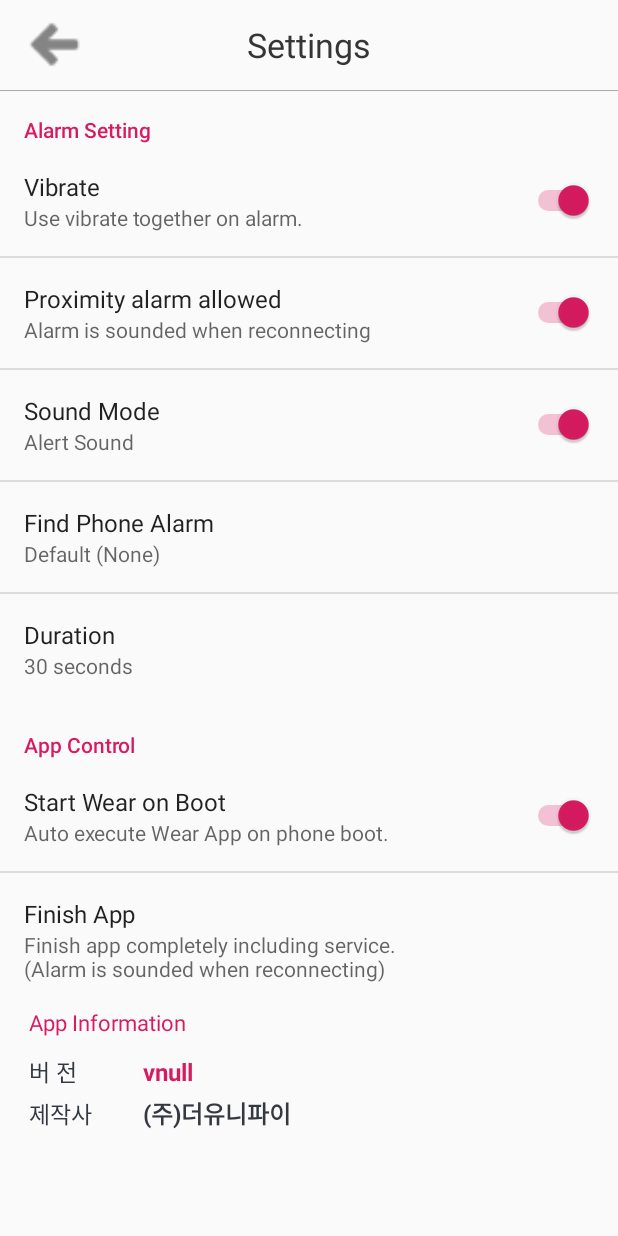
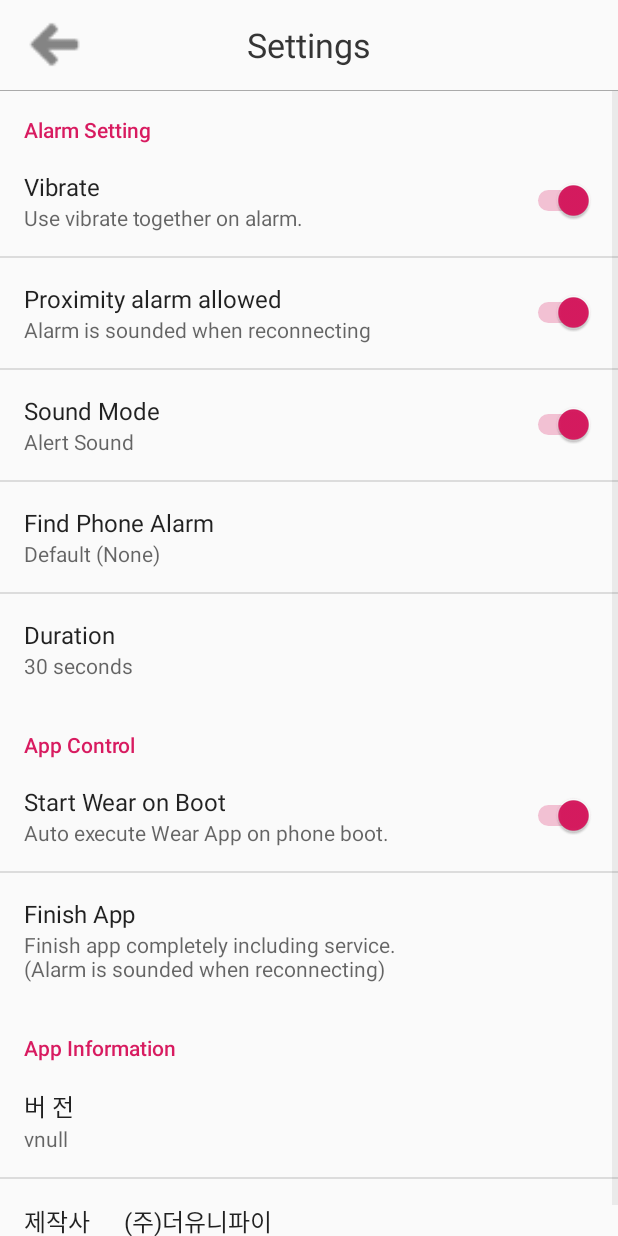
Before and after one commit to whwlgod89/we, an Android app: the SettingActivity screen opened directly, with no data from a screen before it, on a phone screen of 412 x 824 dp. Run offline under Robolectric (Android 15) with nearby library versions, the phone set to English and light mode, and no system bars; our stand-ins replace ButterKnife.

Commit message:
환경설정 스크롤 추가

```diff
--- a/app/src/main/java/kr/co/theunify/wear/activity/SettingActivity.java
+++ b/app/src/main/java/kr/co/theunify/wear/activity/SettingActivity.java
@@ -1,10 +1,7 @@
 package kr.co.theunify.wear.activity;
 
 import android.app.Activity;
-import android.app.AlertDialog;
 import android.content.Context;
-import android.content.DialogInterface;
-import android.content.Intent;
 import android.media.Ringtone;
 import android.media.RingtoneManager;
 import android.net.Uri;
@@ -18,7 +15,6 @@ import android.support.annotation.Nullable;
 import android.text.TextUtils;
 import android.view.View;
 import android.widget.LinearLayout;
-import android.widget.TextView;
 
 import butterknife.BindView;
 import butterknife.ButterKnife;
@@ -40,8 +36,6 @@ public class SettingActivity extends BaseActivity {
     @BindView(R.id.v_titlebar)  TitlebarView v_titlebar;
 
     @BindView(R.id.content)     LinearLayout content;
-    @BindView(R.id.tv_version)    TextView tv_version;
-
 
     //********************************************************************************
     //  Member Variable
@@ -49,6 +43,7 @@ public class SettingActivity extends BaseActivity {
 
     private Context mCotext;
 
+    private static  String mAppVersion;
 
     //********************************************************************************
     //  LifeCycle Functions
@@ -114,7 +109,7 @@ public class SettingActivity extends BaseActivity {
     private void initView() {
         initTitle();
 
-        tv_version.setText("v"+Utils.getVersionName(mCotext));
+        mAppVersion = "v"+Utils.getVersionName(mCotext);
 
         // Display the fragment as the main content.
         getFragmentManager().beginTransaction().replace(R.id.content, new PrefsFragment()).commit();
@@ -136,6 +131,10 @@ public class SettingActivity extends BaseActivity {
 
             // Load the preferences from an XML resource
             addPreferencesFromResource(R.xml.pref_settings);
+
+            // display version info
+            Preference versionPref =  findPreference("pref_key_app_version");
+            versionPref.setSummary( mAppVersion);
 
             // 현재 설정값 표시 및 설정값 변경 표시 핸들러 연결
             bindPreferenceSummaryToValue(findPreference("pref_key_alarm_find_phone"));
--- a/app/src/main/res/layout/a_setting.xml
+++ b/app/src/main/res/layout/a_setting.xml
@@ -26,63 +26,4 @@
 
     </LinearLayout>
 
-    <LinearLayout
-        android:layout_width="match_parent"
-        android:layout_height="wrap_content"
-        android:orientation="vertical"
-        android:paddingLeft="@dimen/px50">
-
-        <TextView
-            android:layout_width="wrap_content"
-            android:layout_height="wrap_content"
-            android:text="@string/pref_show_app_Information"
-            android:textColor="@color/colorAccent"
-            android:textSize="@dimen/px38" />
-
-        <LinearLayout
-            android:layout_width="match_parent"
-            android:layout_height="wrap_content"
-            android:layout_marginTop="@dimen/px30"
-            android:orientation="horizontal">
-
-            <TextView
-                android:layout_width="@dimen/px200"
-                android:layout_height="wrap_content"
-                android:text="@string/pref_version_title"
-                android:textColor="#333841"
-                android:textSize="@dimen/px40" />
-
-            <TextView
-                android:id="@+id/tv_version"
-                android:layout_width="wrap_content"
-                android:layout_height="wrap_content"
-                android:text="v1.0.1"
-                android:textColor="@color/colorAccent"
-                android:textSize="@dimen/px42"
-                android:textStyle="bold" />
-        </LinearLayout>
-
-        <LinearLayout
-            android:layout_width="match_parent"
-            android:layout_height="wrap_content"
-            android:layout_marginTop="@dimen/px10"
-            android:orientation="horizontal">
-
-            <TextView
-                android:layout_width="@dimen/px200"
-                android:layout_height="wrap_content"
-                android:text="@string/pref_company_title"
-                android:textColor="#333841"
-                android:textSize="@dimen/px40" />
-
-            <TextView
-                android:layout_width="wrap_content"
-                android:layout_height="wrap_content"
-                android:text="@string/pref_company_name"
-                android:textColor="#333841"
-                android:textSize="@dimen/px42"
-                android:textStyle="bold" />
-        </LinearLayout>
-    </LinearLayout>
-
 </LinearLayout>
--- a/app/src/main/res/values/strings.xml
+++ b/app/src/main/res/values/strings.xml
@@ -150,8 +150,7 @@
     <string name="pref_confirm_app_control_finish">Are you sure to finish Wear?</string>
     <string name="pref_show_app_Information">App Information</string>
     <string name="pref_version_title">버 전</string>
-    <string name="pref_company_title">제작사</string>
-    <string name="pref_company_name">(주)더유니파이</string>
+    <string name="pref_company_title">제작사\t\t(주)더유니파이</string>
 
     <string name="pref_app_control_restart">Restart app.</string>
     <string name="pref_app_control_finish">Finish app.</string>
--- a/app/src/main/res/xml/pref_settings.xml
+++ b/app/src/main/res/xml/pref_settings.xml
@@ -48,6 +48,16 @@
             android:title="@string/pref_title_app_control_finish" />
     </PreferenceCategory>
 
+    <PreferenceCategory android:title="@string/pref_show_app_Information">
+        <Preference
+            android:key="pref_key_app_version"
+            android:summary="v1.0.1"
+            android:title="@string/pref_version_title" />
+
+        <Preference
+            android:title="@string/pref_company_title" />
+
+    </PreferenceCategory>
     <!--<PreferenceCategory-->
     <!--android:key="pref_key_app_version"-->
     <!--android:title="@string/pref_show_app_Information">-->
```
Also changed, not shown: 1 other file. Lines whose indentation alone changed are shown as unchanged.
